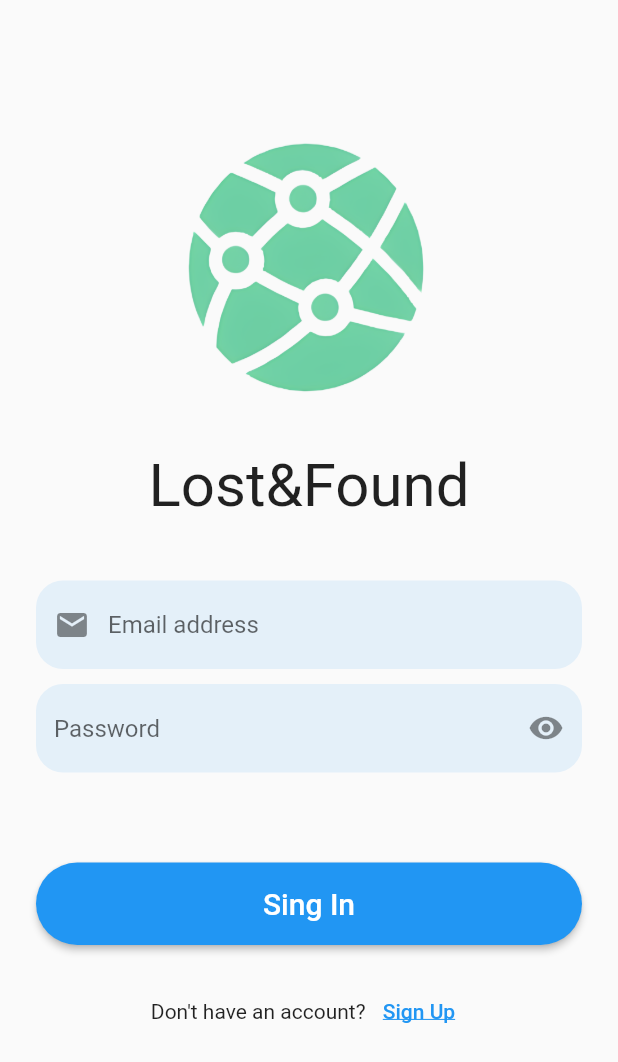
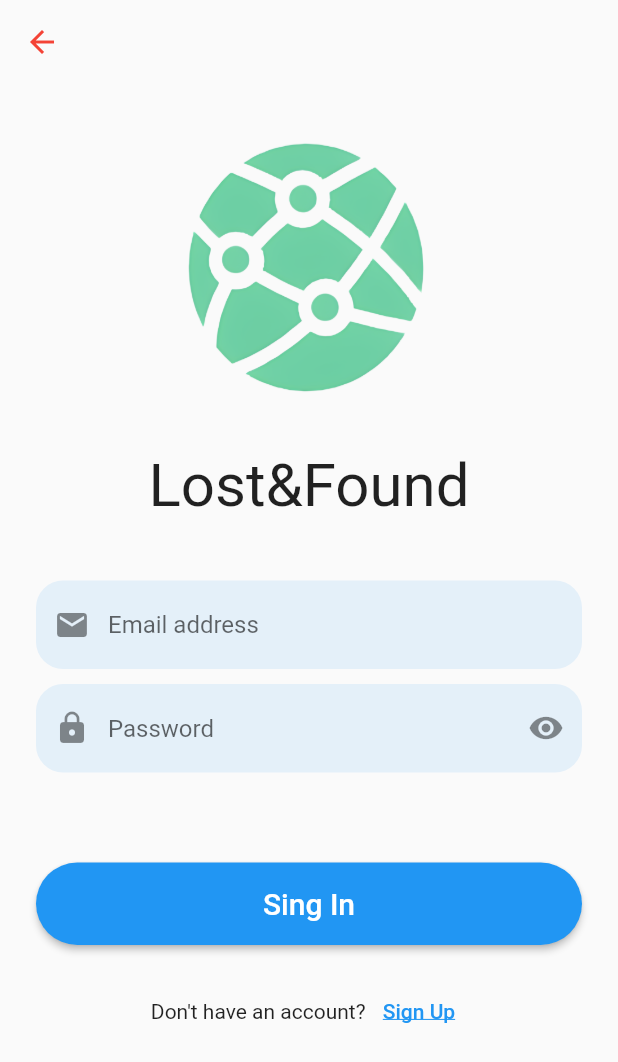
Before and after one commit to alecava41/LostAndFound-app, a Flutter app: the screen it shows after launch, after a tap on "Sing In", on a phone screen of 412 x 824 dp. Shown: the top 1062 px of the screen. Run offline on Flutter 3.47's test engine with Material 2 defaults, Android fonts, the phone set to English and light mode, and no system bars.

Commit message:
added tutorial screen

```diff
--- a/lib/config/route_generator.dart
+++ b/lib/config/route_generator.dart
@@ -1,6 +1,7 @@
 import 'package:flutter/material.dart';
 import 'package:lost_and_found/screens/login.dart';
 import 'package:lost_and_found/screens/register.dart';
+import 'package:lost_and_found/screens/tutorial.dart';
 
 class RouteGenerator {
   static Route<dynamic> generateRoute(RouteSettings settings) {
@@ -9,12 +10,12 @@ class RouteGenerator {
 
     switch (settings.name) {
       case '/':
+        return MaterialPageRoute(builder: (_) => InfoScreen());
+      case '/register':
+        return MaterialPageRoute(
+          builder: (_) => RegisterScreen());
+      case '/login':
         return MaterialPageRoute(builder: (_) => LoginScreen());
-      case '/second':
-        // Validation of correct data type
-        return MaterialPageRoute(
-          builder: (_) => RegisterScreen(),
-        );
         // If args is not of the correct type, return an error page.
         // You can also throw an exception while in development.
         return _errorRoute();
--- a/lib/screens/login.dart
+++ b/lib/screens/login.dart
@@ -1,4 +1,5 @@
 import 'package:flutter/material.dart';
+import 'package:lost_and_found/widgets/title_logo.dart';
 
 class LoginScreen extends StatefulWidget {
   const LoginScreen({super.key});
@@ -23,18 +24,26 @@ class _LoginScreenState extends State<LoginScreen> {
         appBar: AppBar(
           backgroundColor: Colors.transparent,
           elevation: 0,
-          iconTheme: IconThemeData(color: Colors.red),
+          iconTheme: const IconThemeData(color: Colors.red),
+          leading: IconButton(
+            icon: Icon(Icons.arrow_back),
+            onPressed: () {
+              Navigator.of(context).pushNamed(
+                '/',
+              );
+            },
+          ),
         ),
         body: SingleChildScrollView(
           child: Container(
-            margin: EdgeInsets.all(24),
+            margin: const EdgeInsets.all(24),
             child: Column(
               mainAxisAlignment: MainAxisAlignment.spaceAround,
               children: [
-                _header(context),
-                _inputField(context),
+                titleLogoVertical(),
+                _inputFields(context),
                 //_forgotPassword(context),
-                SizedBox(height: 20),
+                const SizedBox(height: 20),
                 _signup(context),
               ],
             ),
@@ -44,11 +53,21 @@ class _LoginScreenState extends State<LoginScreen> {
     );
   }
 
-  _inputField(context) {
+  _inputFields(context) {
     return Column(
       crossAxisAlignment: CrossAxisAlignment.stretch,
       children: [
-        TextField(
+        _inputEmailField(),
+        const SizedBox(height: 10),
+        _inputPasswordField(),
+        const SizedBox(height: 60),
+        _loginButton(),
+      ],
+    );
+  }
+
+  _inputEmailField() {
+    return TextField(
       decoration: InputDecoration(
         hintText: "Email address",
         border: OutlineInputBorder(
@@ -56,11 +75,13 @@ class _LoginScreenState extends State<LoginScreen> {
             borderSide: BorderSide.none),
         fillColor: Theme.of(context).primaryColor.withOpacity(0.1),
         filled: true,
-            prefixIcon: Icon(Icons.mail),
+        prefixIcon: const Icon(Icons.mail),
       ),
-        ),
-        SizedBox(height: 10),
-        TextFormField(
+    );
+  }
+
+  _inputPasswordField() {
+    return TextFormField(
       decoration: InputDecoration(
         hintText: "Password",
         border: OutlineInputBorder(
@@ -69,6 +90,7 @@ class _LoginScreenState extends State<LoginScreen> {
         ),
         fillColor: Theme.of(context).primaryColor.withOpacity(0.1),
         filled: true,
+        prefixIcon: const Icon(Icons.lock),
         suffixIcon: IconButton(
           icon: Icon(
             _obscureText ? Icons.visibility : Icons.visibility_off,
@@ -77,39 +99,39 @@ class _LoginScreenState extends State<LoginScreen> {
         ),
       ),
       obscureText: _obscureText,
+    );
+  }
+
+  _loginButton() {
+    return ElevatedButton(
+      onPressed: () {},
+      style: ElevatedButton.styleFrom(
+        shape: const StadiumBorder(),
+        padding: const EdgeInsets.symmetric(vertical: 16),
       ),
-        SizedBox(height: 60),
-        ElevatedButton(
-          onPressed: () {},
-          child: Text(
+      child: const Text(
         "Sing In",
         style: TextStyle(fontSize: 20),
       ),
-          style: ElevatedButton.styleFrom(
-            shape: StadiumBorder(),
-            padding: EdgeInsets.symmetric(vertical: 16),
-          ),
-        ),
-      ],
     );
   }
 
   _forgotPassword(context) {
-    return TextButton(onPressed: () {}, child: Text("Forgot password?"));
+    return TextButton(onPressed: () {}, child: const Text("Forgot password?"));
   }
 
   _signup(context) {
     return Row(
       mainAxisAlignment: MainAxisAlignment.center,
       children: [
-        Text("Don't have an account? "),
+        const Text("Don't have an account? "),
         TextButton(
           onPressed: () {
             Navigator.of(context).pushNamed(
-              '/second',
+              '/register',
             );
           },
-          child: Text(
+          child: const Text(
             "Sign Up",
             style: TextStyle(
               decoration: TextDecoration.underline,
@@ -119,22 +141,4 @@ class _LoginScreenState extends State<LoginScreen> {
       ],
     );
   }
-
-  _header(context) {
-    return Column(
-      children: [
-        Image.asset(
-          'assets/images/logo-removebg-preview.png', // Replace with your image path
-          width: 200,
-          height: 200,
-        ),
-        SizedBox(height: 20), // Add some spacing between the image and text
-        Text(
-          "Lost&Found",
-          style: TextStyle(fontSize: 40),
-        ),
-        SizedBox(height: 40),
-      ],
-    );
 }
-}
--- a/lib/screens/register.dart
+++ b/lib/screens/register.dart
@@ -1,49 +1,3 @@
-// import 'package:flutter/material.dart';
-// class RegisterScreen extends StatelessWidget {
-//   // This is a String for the sake of an example.
-//   // You can use any type you want.
-//   final String data;
-
-//   RegisterScreen({
-//     Key? key,
-//     required this.data,
-//   }) : super(key: key);
-
-//   @override
-//   Widget build(BuildContext context) {
-//     return Scaffold(
-//       appBar: AppBar(
-//         title: Text('Routing App'),
-//         //automaticallyImplyLeading: false,
-//       ),
-//       body: Center(
-//         child: Column(
-//           mainAxisSize: MainAxisSize.min,
-//           children: <Widget>[
-//             Text(
-//               'Second Page',
-//               style: TextStyle(fontSize: 50),
-//             ),
-//             Text(
-//               data,
-//               style: TextStyle(fontSize: 20),
-//             ),
-//             ElevatedButton(
-//               child: Text('Go to second'),
-//               onPressed: () {
-//                 // Pushing a route directly, WITHOUT using a named route
-//                 Navigator.of(context).pushNamed(
-//                   '/',
-//                   arguments: 'Hello there from the first page!',
-//                 );
-//               },
-//             ),
-//           ],
-//         ),
-//       ),
-//     );
-//   }
-// }
 import 'package:flutter/material.dart';
 
 class RegisterScreen extends StatefulWidget {
@@ -70,17 +24,25 @@ class _RegisterScreen extends State<RegisterScreen> {
           backgroundColor: Colors.transparent,
           elevation: 0,
           iconTheme: IconThemeData(color: Colors.red),
+          leading: IconButton(
+            icon: Icon(Icons.arrow_back),
+            onPressed: () {
+              Navigator.of(context).pushNamed(
+                '/',
+              );
+            },
+          ),
         ),
         body: SingleChildScrollView(
           child: Container(
-            margin: EdgeInsets.all(24),
+            margin: const EdgeInsets.all(24),
             child: Column(
               mainAxisAlignment: MainAxisAlignment.spaceAround,
               children: [
                 _header(context),
-                SizedBox(height: 80),
+                const SizedBox(height: 80),
                 _inputField(context),
-                SizedBox(height: 20),
+                const SizedBox(height: 20),
                 _signup(context),
               ],
             ),
@@ -105,7 +67,7 @@ class _RegisterScreen extends State<RegisterScreen> {
             prefixIcon: Icon(Icons.person),
           ),
         ),
-        SizedBox(height: 10),
+        const SizedBox(height: 10),
         TextField(
           decoration: InputDecoration(
             hintText: "Surname",
@@ -117,7 +79,7 @@ class _RegisterScreen extends State<RegisterScreen> {
             prefixIcon: Icon(Icons.person),
           ),
         ),
-        SizedBox(height: 10),
+        const SizedBox(height: 10),
         TextField(
           decoration: InputDecoration(
             hintText: "Email address",
@@ -129,7 +91,7 @@ class _RegisterScreen extends State<RegisterScreen> {
             prefixIcon: Icon(Icons.mail),
           ),
         ),
-        SizedBox(height: 10),
+        const SizedBox(height: 10),
         TextFormField(
           decoration: InputDecoration(
             hintText: "Password",
@@ -148,16 +110,16 @@ class _RegisterScreen extends State<RegisterScreen> {
           ),
           obscureText: _obscureText,
         ),
-        SizedBox(height: 60),
+        const SizedBox(height: 60),
         ElevatedButton(
           onPressed: () {},
-          child: Text(
+          style: ElevatedButton.styleFrom(
+            shape: const StadiumBorder(),
+            padding: const EdgeInsets.symmetric(vertical: 16),
+          ),
+          child: const Text(
             "Sing In",
             style: TextStyle(fontSize: 20),
-          ),
-          style: ElevatedButton.styleFrom(
-            shape: StadiumBorder(),
-            padding: EdgeInsets.symmetric(vertical: 16),
           ),
         ),
       ],
@@ -168,14 +130,14 @@ class _RegisterScreen extends State<RegisterScreen> {
     return Row(
       mainAxisAlignment: MainAxisAlignment.center,
       children: [
-        Text("Have an account already? "),
+        const Text("Have an account already? "),
         TextButton(
           onPressed: () {
             Navigator.of(context).pushNamed(
-              '/',
+              '/login',
             );
           },
-          child: Text(
+          child: const Text(
             "Sign In!",
             style: TextStyle(
               decoration: TextDecoration.underline,
@@ -195,7 +157,7 @@ class _RegisterScreen extends State<RegisterScreen> {
           height: 90,
         ),
         SizedBox(width: 10), // Add some spacing between the image and text
-        Text(
+        const Text(
           "Lost&Found",
           style: TextStyle(fontSize: 40),
         ),
--- a/lib/screens/tutorial.dart
+++ b/lib/screens/tutorial.dart
@@ -1,4 +1,7 @@
 import 'package:flutter/material.dart';
+import 'package:lost_and_found/widgets/carousel_item.dart';
+import 'package:lost_and_found/widgets/title_logo.dart';
+
 class InfoScreen extends StatefulWidget {
   const InfoScreen({super.key});
 
@@ -7,8 +10,128 @@ class InfoScreen extends StatefulWidget {
 }
 
 class _InfoScreenState extends State<InfoScreen> {
+  final int _numPages = 3;
+  final PageController _pageController = PageController(initialPage: 0);
+  int _currentPage = 0;
+
   @override
   Widget build(BuildContext context) {
-    return Container();
+    return SafeArea(
+        child: Scaffold(
+      //appBar: AppBar(),
+      body: Container(
+        margin: const EdgeInsets.all(24),
+        child: Column(
+            crossAxisAlignment: CrossAxisAlignment.stretch,
+            mainAxisAlignment: MainAxisAlignment.center,
+            children: [
+              titleLogoHorizontal(),
+              _carouselSlider(),
+              const SizedBox(
+                height: 25,
+              ),
+              _loginButton(),
+              const SizedBox(height: 35),
+              _registerButton()
+            ]),
+      ),
+    ));
+  }
+
+  Widget _indicator(bool isActive) {
+    return AnimatedContainer(
+      duration: const Duration(milliseconds: 150),
+      margin: const EdgeInsets.symmetric(horizontal: 8.0),
+      height: 8.0,
+      width: isActive ? 24.0 : 16.0,
+      decoration: BoxDecoration(
+        color:
+            isActive ? const Color.fromARGB(197, 29, 143, 116) : Colors.black,
+        borderRadius: const BorderRadius.all(Radius.circular(12)),
+      ),
+    );
+  }
+
+  List<Widget> _buildPageIndicator() {
+    List<Widget> list = [];
+    for (int i = 0; i < _numPages; i++) {
+      list.add(i == _currentPage ? _indicator(true) : _indicator(false));
+    }
+    return list;
+  }
+
+  _carouselSlider() {
+    return Column(
+      children: [
+        SizedBox(
+          height: 360.0,
+          child: PageView(
+            physics: const ClampingScrollPhysics(),
+            controller: _pageController,
+            onPageChanged: (int page) {
+              setState(() {
+                _currentPage = page;
+              });
+            },
+            children: <Widget>[
+              caroselItem('assets/images/input_item.png', 'Report a Lost Item',
+                  'Input the item details in the app to report it as lost.'),
+              caroselItem(
+                  'assets/images/report_item.png',
+                  'Report a Found Item',
+                  'Notify others by reportinga found item\nthrough the app.'),
+              caroselItem(
+                  'assets/images/return_item.png',
+                  'Arrange Item Return',
+                  'Connect with the finder via messaging to arrange\na safe meetup location for item return.'),
+            ],
+          ),
+        ),
+        Row(
+          mainAxisAlignment: MainAxisAlignment.center,
+          children: _buildPageIndicator(),
+        ),
+      ],
+    );
+  }
+
+  _loginButton() {
+    return ElevatedButton(
+      onPressed: () {
+        Navigator.of(context).pushNamed(
+          '/login',
+        );
+      },
+      style: ElevatedButton.styleFrom(
+        shape: const StadiumBorder(),
+        padding: const EdgeInsets.symmetric(vertical: 16),
+        backgroundColor: Colors.white,
+      ),
+      child: const Text(
+        "Sing In",
+        style: TextStyle(fontSize: 20, color: Color.fromARGB(255, 28, 136, 111)),
+
+      ),
+    );
+  }
+
+  _registerButton() {
+    return ElevatedButton(
+      onPressed: () {
+        Navigator.of(context).pushNamed(
+          '/login',
+        );
+      },
+      style: ElevatedButton.styleFrom(
+        shape: const StadiumBorder(),
+        padding: const EdgeInsets.symmetric(vertical: 16),
+        backgroundColor: Color.fromARGB(255, 28, 136, 111) ,
+      ),
+      child: const Text(
+        "Sing Up",
+        style: TextStyle(fontSize: 20, color: Colors.white),
+
+      ),
+    );
   }
 }
--- /dev/null
+++ b/lib/widgets/carousel_item.dart
@@ -0,0 +1,29 @@
+import 'package:flutter/material.dart';
+
+Widget caroselItem(String imagePath, String title, String description) {
+  return Padding(
+    padding: EdgeInsets.all(5.0),
+    child: Column(
+      crossAxisAlignment: CrossAxisAlignment.center,
+      children: <Widget>[
+        Center(
+          child: Image(
+            image: AssetImage(imagePath),
+            height: 300.0,
+            width: 300.0,
+          ),
+        ),
+        Text(
+           title,
+           style: const TextStyle(fontSize: 15, fontWeight: FontWeight.bold),
+           textAlign: TextAlign.center,
+         ),
+        Text(
+          description,
+          style: const TextStyle(fontSize: 13),
+          textAlign: TextAlign.center,
+        ),
+      ],
+    ),
+  );
+}
--- /dev/null
+++ b/lib/widgets/title_logo.dart
@@ -0,0 +1,36 @@
+import 'package:flutter/material.dart';
+
+Widget titleLogoVertical() {
+  return Column(
+    children: [
+      Image.asset(
+        'assets/images/logo-removebg-preview.png', // Replace with your image path
+        width: 200,
+        height: 200,
+      ),
+      SizedBox(height: 20), // Add some spacing between the image and text
+      const Text(
+        "Lost&Found",
+        style: TextStyle(fontSize: 40),
+      ),
+      const SizedBox(height: 40),
+    ],
+  );
+}
+
+Widget titleLogoHorizontal(){
+  return Row(
+      children: [
+        Image.asset(
+          'assets/images/logo-removebg-preview.png', // Replace with your image path
+          width: 90,
+          height: 90,
+        ),
+        const SizedBox(width: 10), // Add some spacing between the image and text
+        const Text(
+          "Lost&Found",
+          style: TextStyle(fontSize: 40),
+        ),
+      ],
+    );
+}
```
Also changed, not shown: assets/images/input_item.png (added), assets/images/report_item.png (added), assets/images/return_item.png (added). Lines whose indentation alone changed are shown as unchanged.
